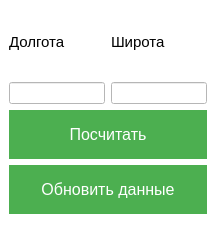
This is weather_forecast/mainwindow.ui in 3614N/weather-forecast as Qt 5 draws it before an edit. The edited form follows.
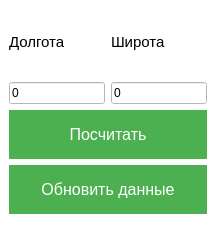
This is the edited form.

```diff
--- a/weather_forecast/mainwindow.ui
+++ b/weather_forecast/mainwindow.ui
@@ -39,10 +39,18 @@
      </widget>
     </item>
     <item row="1" column="0">
-     <widget class="QLineEdit" name="lineEdit"/>
+     <widget class="QLineEdit" name="latitude">
+      <property name="text">
+       <string>0</string>
+      </property>
+     </widget>
     </item>
     <item row="1" column="1">
-     <widget class="QLineEdit" name="lineEdit_2"/>
+     <widget class="QLineEdit" name="longitude">
+      <property name="text">
+       <string>0</string>
+      </property>
+     </widget>
     </item>
     <item row="2" column="0" colspan="2">
      <widget class="QPushButton" name="pushButton">
```
